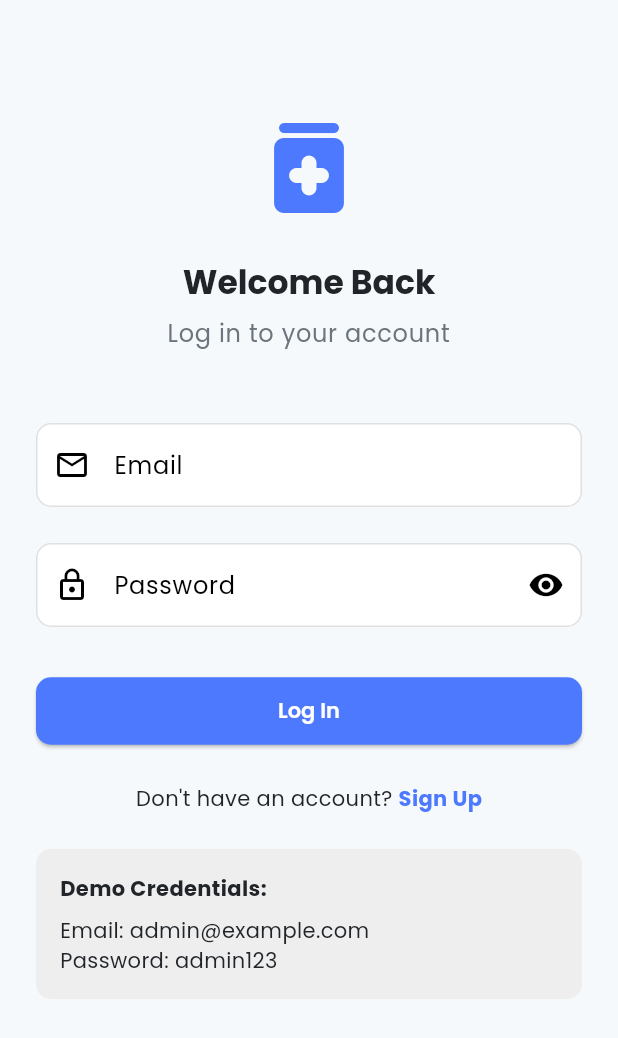
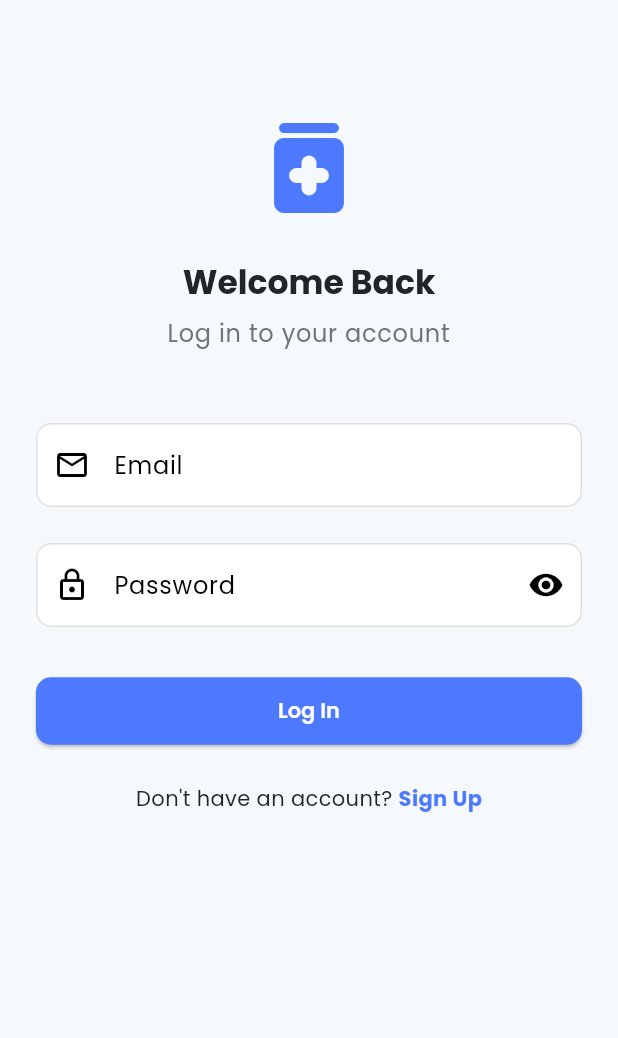
Before and after one commit to febrianchrisna/MedCare-Mobile-App, a Flutter app: the screen it shows after launch, on a phone screen of 412 x 824 dp. Shown: the top 1038 px of the screen. Run offline on Flutter 3.47's test engine with Material 3 defaults, Android fonts, the light colour scheme and no system bars; our stand-ins replace badges, flutter_carousel_widget, flutter_spinkit, fluttertoast, google_fonts, shared_preferences and 1 more; accounts and stored records are empty; network calls fail.

Commit message:
update login screen

```diff
--- a/lib/screens/auth/login_screen.dart
+++ b/lib/screens/auth/login_screen.dart
@@ -206,30 +206,6 @@ class _LoginScreenState extends State<LoginScreen> {
                       ),
                     ],
                   ),
-
-                  const SizedBox(height: 24),
-
-                  // Demo Login Info
-                  if (!authProvider.isLoading)
-                    Container(
-                      padding: const EdgeInsets.all(16),
-                      decoration: BoxDecoration(
-                        color: Colors.grey[200],
-                        borderRadius: BorderRadius.circular(10),
-                      ),
-                      child: Column(
-                        crossAxisAlignment: CrossAxisAlignment.start,
-                        children: const [
-                          Text(
-                            'Demo Credentials:',
-                            style: TextStyle(fontWeight: FontWeight.bold),
-                          ),
-                          SizedBox(height: 8),
-                          Text('Email: admin@example.com'),
-                          Text('Password: admin123'),
-                        ],
-                      ),
-                    ),
                 ],
               ),
             ),
```
